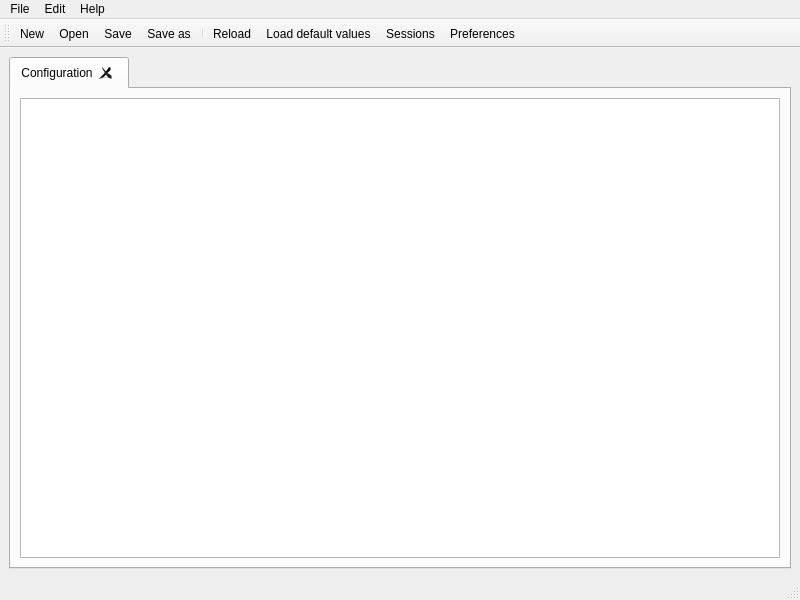
Old version of the form lib/python/vacumm/misc/cfgui/resources/ui/main.ui in the repository VACUMM/vacumm.
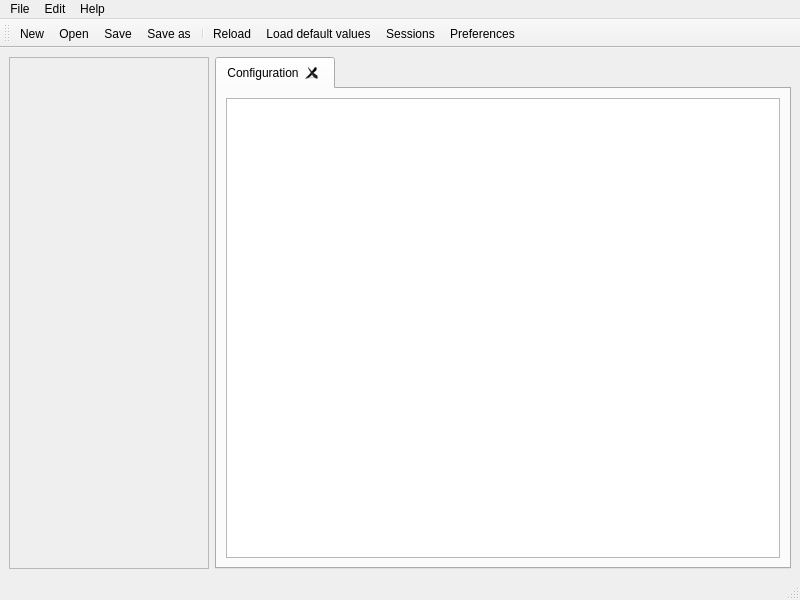
New version of the form. Icons and pictures are not drawn.

Commit message: [cfgui] add left frame for application logo

```diff
--- a/lib/python/vacumm/misc/cfgui/resources/ui/main.ui
+++ b/lib/python/vacumm/misc/cfgui/resources/ui/main.ui
@@ -15,7 +15,7 @@
   </property>
   <widget class="QWidget" name="centralwidget">
    <layout class="QGridLayout" name="gridLayout">
-    <item row="0" column="0">
+    <item row="0" column="1">
      <layout class="QGridLayout" name="gridLayout_2">
       <item row="0" column="0">
        <widget class="QTabWidget" name="tabs">
@@ -49,6 +49,22 @@
       </item>
      </layout>
     </item>
+    <item row="0" column="0">
+     <widget class="QFrame" name="frame_left">
+      <property name="minimumSize">
+       <size>
+        <width>200</width>
+        <height>0</height>
+       </size>
+      </property>
+      <property name="frameShape">
+       <enum>QFrame::StyledPanel</enum>
+      </property>
+      <property name="frameShadow">
+       <enum>QFrame::Raised</enum>
+      </property>
+     </widget>
+    </item>
    </layout>
   </widget>
   <widget class="QMenuBar" name="menubar">
```
The commit also changes 4 other files.
